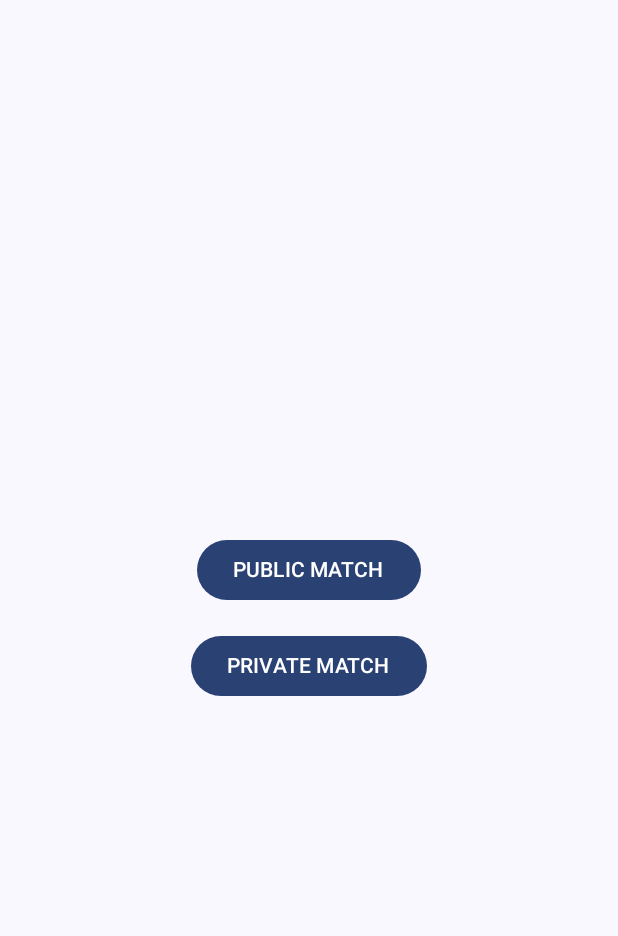
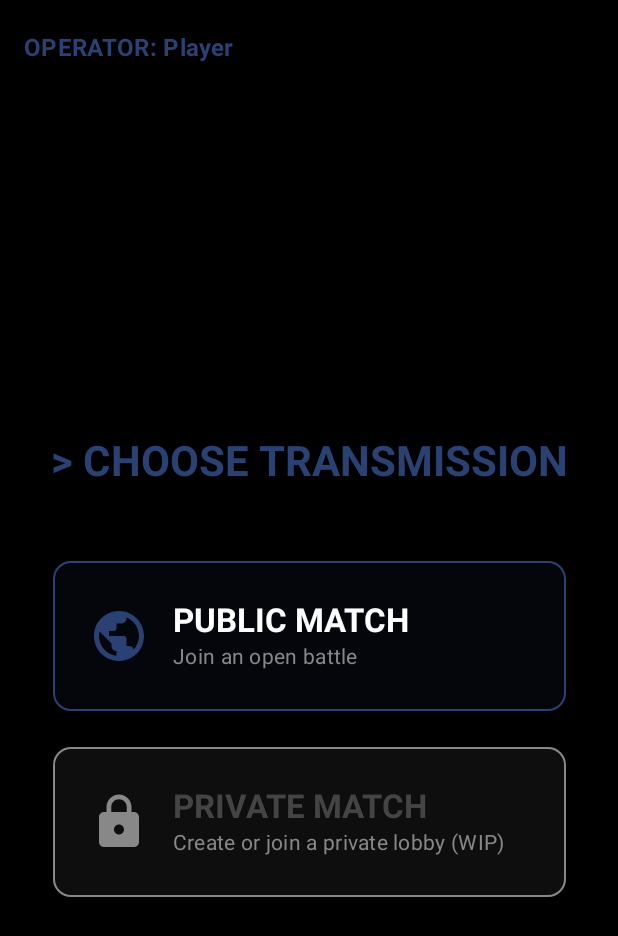
Before and after one commit to plg2001/GeoWar, an Android app built with Jetpack Compose: the LobbyScreen screen opened through its navigation route, on a phone screen of 412 x 824 dp. Shown: the top 936 px of the screen. Run offline under Robolectric (Android 15) with nearby library versions, the light colour scheme and no system bars; libraries missing offline, so code that uses them is left out: com.auth0.android.

Commit message:
lobby nuova

```diff
--- a/app/src/main/java/com/example/geowar/MainActivity.kt
+++ b/app/src/main/java/com/example/geowar/MainActivity.kt
@@ -187,7 +187,9 @@ class MainActivity : ComponentActivity() {
                         // 3. Lobby Selection
                         // -------------------------
                         composable("lobby_selection") {
+                            val username = sharedPref.getString(PREF_USERNAME, "Player") ?: "Player"
                             LobbyScreen(
+                                username = username,
                                 onPublicMatchClick = {
                                     if (currentUserId != null) {
                                         lobbyViewModel.joinPublicLobby(currentUserId!!) { response, msg ->
@@ -243,8 +245,10 @@ class MainActivity : ComponentActivity() {
                                 username = username,
                                 team = team,
                                 onLogout = {
-                                    sharedPref.edit { clear() }
-                                    navController.navigate("auth") {
+                                    // Rimuovi solo il team, mantieni login
+                                    sharedPref.edit { remove(PREF_TEAM) }
+                                    // Torna alla selezione lobby
+                                    navController.navigate("lobby_selection") {
                                         popUpTo("landing") { inclusive = true }
                                     }
                                 },
--- a/app/src/main/java/com/example/geowar/ui/lobby/LobbyScreen.kt
+++ b/app/src/main/java/com/example/geowar/ui/lobby/LobbyScreen.kt
@@ -1,36 +1,113 @@
 package com.example.geowar.ui.lobby
 
-import androidx.compose.foundation.layout.Arrangement
-import androidx.compose.foundation.layout.Column
-import androidx.compose.foundation.layout.fillMaxSize
-import androidx.compose.foundation.layout.padding
-import androidx.compose.material3.Button
-import androidx.compose.material3.Text
+import androidx.compose.foundation.BorderStroke
+import androidx.compose.foundation.background
+import androidx.compose.foundation.border
+import androidx.compose.foundation.layout.*
+import androidx.compose.material.icons.Icons
+import androidx.compose.material.icons.filled.Lock
+import androidx.compose.material.icons.filled.Public
+import androidx.compose.material3.*
 import androidx.compose.runtime.Composable
 import androidx.compose.ui.Alignment
 import androidx.compose.ui.Modifier
+import androidx.compose.ui.graphics.Color
+import androidx.compose.ui.text.font.FontWeight
 import androidx.compose.ui.unit.dp
 
+@OptIn(ExperimentalMaterial3Api::class)
 @Composable
 fun LobbyScreen(
+    username: String,
     onPublicMatchClick: () -> Unit,
     onPrivateMatchClick: () -> Unit
 ) {
+    Scaffold(
+        topBar = {
+            TopAppBar(
+                title = {
+                    Text(
+                        "OPERATOR: $username",
+                        style = MaterialTheme.typography.titleMedium,
+                        fontWeight = FontWeight.Bold
+                    )
+                },
+                colors = TopAppBarDefaults.topAppBarColors(
+                    containerColor = Color.Transparent,
+                    titleContentColor = MaterialTheme.colorScheme.primary
+                )
+            )
+        },
+        containerColor = Color.Black
+    ) { innerPadding ->
         Column(
             modifier = Modifier
                 .fillMaxSize()
+                .padding(innerPadding)
                 .padding(16.dp),
             verticalArrangement = Arrangement.Center,
             horizontalAlignment = Alignment.CenterHorizontally
         ) {
-        Button(onClick = onPublicMatchClick) {
-            Text("PUBLIC MATCH")
-        }
-        Button(
-            onClick = onPrivateMatchClick,
-            modifier = Modifier.padding(top = 16.dp)
+            Text(
+                text = "> CHOOSE TRANSMISSION",
+                style = MaterialTheme.typography.headlineMedium,
+                fontWeight = FontWeight.Bold,
+                color = MaterialTheme.colorScheme.primary
+            )
+
+            Spacer(modifier = Modifier.height(48.dp))
+
+            // PUBLIC MATCH BUTTON
+            Card(
+                onClick = onPublicMatchClick,
+                modifier = Modifier
+                    .fillMaxWidth(0.9f)
+                    .height(100.dp),
+                shape = MaterialTheme.shapes.medium,
+                colors = CardDefaults.cardColors(
+                    containerColor = MaterialTheme.colorScheme.primary.copy(alpha = 0.1f)
+                ),
+                border = BorderStroke(1.dp, MaterialTheme.colorScheme.primary)
             ) {
-            Text("PRIVATE MATCH")
+                Row(
+                    modifier = Modifier.fillMaxSize().padding(horizontal = 24.dp),
+                    verticalAlignment = Alignment.CenterVertically,
+                    horizontalArrangement = Arrangement.spacedBy(16.dp)
+                ) {
+                    Icon(Icons.Default.Public, "Public Match", tint = MaterialTheme.colorScheme.primary, modifier = Modifier.size(40.dp))
+                    Column {
+                        Text("PUBLIC MATCH", style = MaterialTheme.typography.titleLarge, fontWeight = FontWeight.Bold, color = Color.White)
+                        Text("Join an open battle", style = MaterialTheme.typography.bodyMedium, color = Color.Gray)
                     }
                 }
             }
+
+            Spacer(modifier = Modifier.height(24.dp))
+
+            // PRIVATE MATCH BUTTON
+            Card(
+                onClick = onPrivateMatchClick,
+                 modifier = Modifier
+                    .fillMaxWidth(0.9f)
+                    .height(100.dp),
+                shape = MaterialTheme.shapes.medium,
+                colors = CardDefaults.cardColors(
+                    containerColor = Color.Gray.copy(alpha = 0.1f)
+                ),
+                border = BorderStroke(1.dp, Color.Gray)
+            ) {
+                 Row(
+                    modifier = Modifier.fillMaxSize().padding(horizontal = 24.dp),
+                    verticalAlignment = Alignment.CenterVertically,
+                    horizontalArrangement = Arrangement.spacedBy(16.dp)
+                ) {
+                    Icon(Icons.Default.Lock, "Private Match", tint = Color.Gray, modifier = Modifier.size(40.dp))
+                    Column {
+                        Text("PRIVATE MATCH", style = MaterialTheme.typography.titleLarge, fontWeight = FontWeight.Bold, color = Color.DarkGray)
+                        Text("Create or join a private lobby (WIP)", style = MaterialTheme.typography.bodyMedium, color = Color.Gray)
+                    }
+                }
+            }
+        }
+    }
+}
```
Also changed, not shown: app/src/main/java/com/example/geowar/ui/MapScreen.kt (+90 -79 lines). Lines whose indentation alone changed are shown as unchanged.
